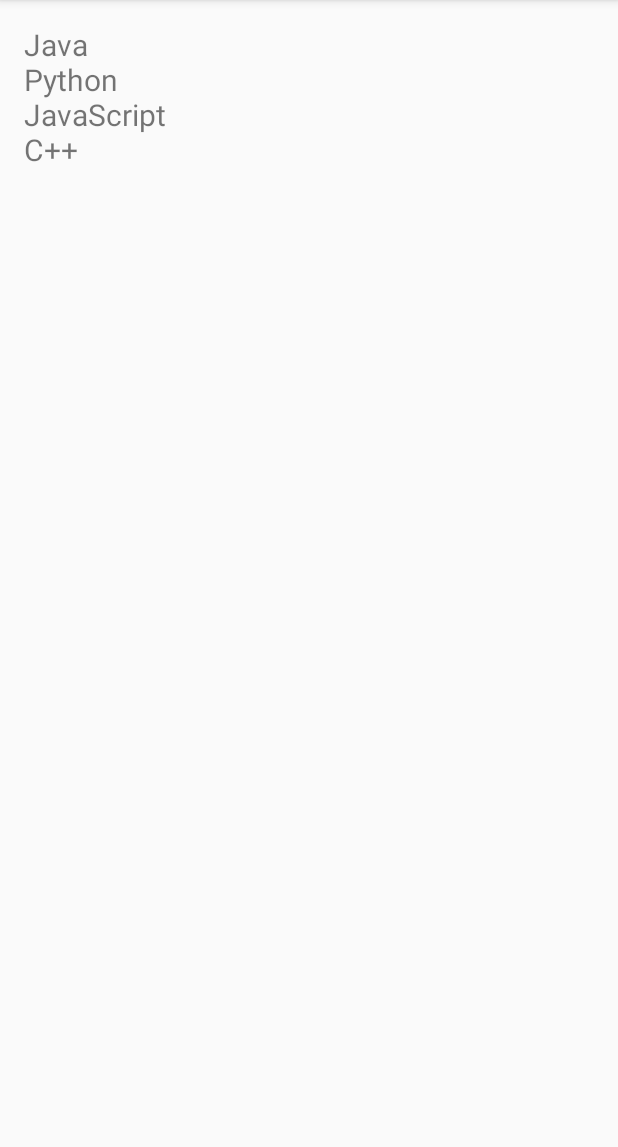
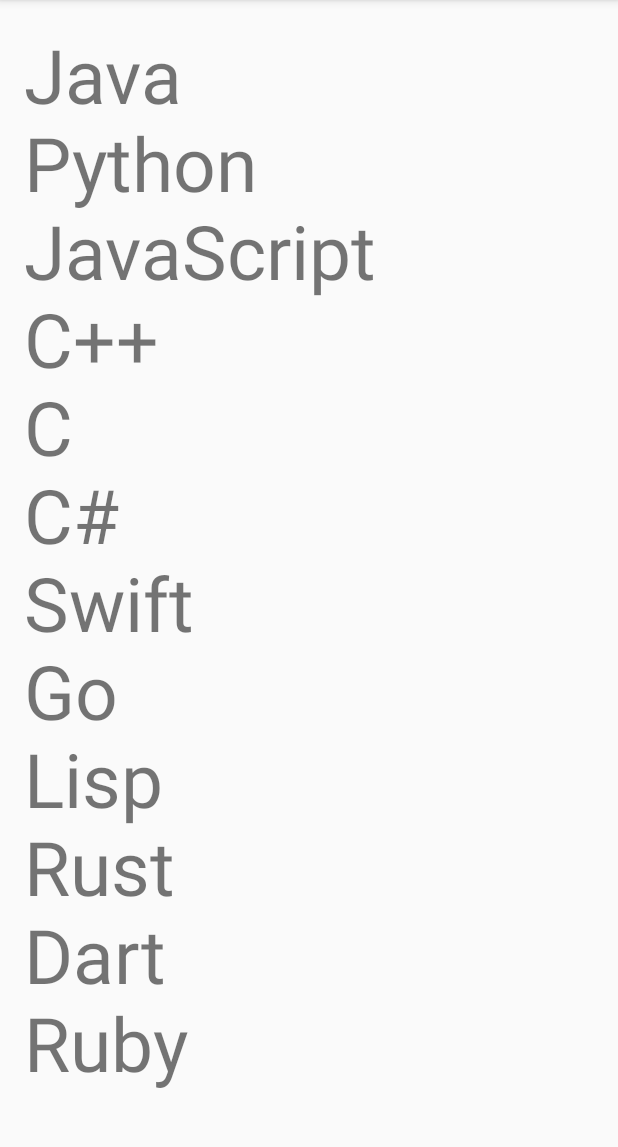
Before and after one commit to Dmitry0504/android, an Android app: the screen it shows after launch (MainActivity), on a phone screen of 412 x 824 dp, the part 84-1231 px from its top. Run offline under Robolectric (Android 15) with nearby library versions, the phone set to English and light mode, and no system bars.

Commit message:
adding scrollview, lesson 4

```diff
--- a/AlishevAndroidCourse/ListApp/app/src/main/java/com/dmitry/listapp/MainActivity.java
+++ b/AlishevAndroidCourse/ListApp/app/src/main/java/com/dmitry/listapp/MainActivity.java
@@ -15,7 +15,8 @@ public class MainActivity extends AppCompatActivity {
 
         plList = findViewById(R.id.tv_pl_list);
 
-        String[] names = {"Java", "Python", "JavaScript", "C++"};
+        String[] names = {"Java", "Python", "JavaScript", "C++", "C", "C#",
+                "Swift", "Go", "Lisp", "Rust", "Dart", "Ruby"};
 
         plList.setText("");
         for(String s: names) {
--- a/AlishevAndroidCourse/ListApp/app/src/main/res/layout/activity_main.xml
+++ b/AlishevAndroidCourse/ListApp/app/src/main/res/layout/activity_main.xml
@@ -6,13 +6,16 @@
     android:padding="8dp"
     tools:context=".MainActivity">
 
+    <ScrollView
+        android:layout_width="match_parent"
+        android:layout_height="wrap_content">
     <TextView
         android:id="@+id/tv_pl_list"
         android:layout_width="wrap_content"
         android:layout_height="wrap_content"
         android:text="@string/list"
-        android:textSize="20sp"
+        android:textSize="50sp"
         android:padding="8dp"
         />
-
+</ScrollView>
 </FrameLayout>
```
